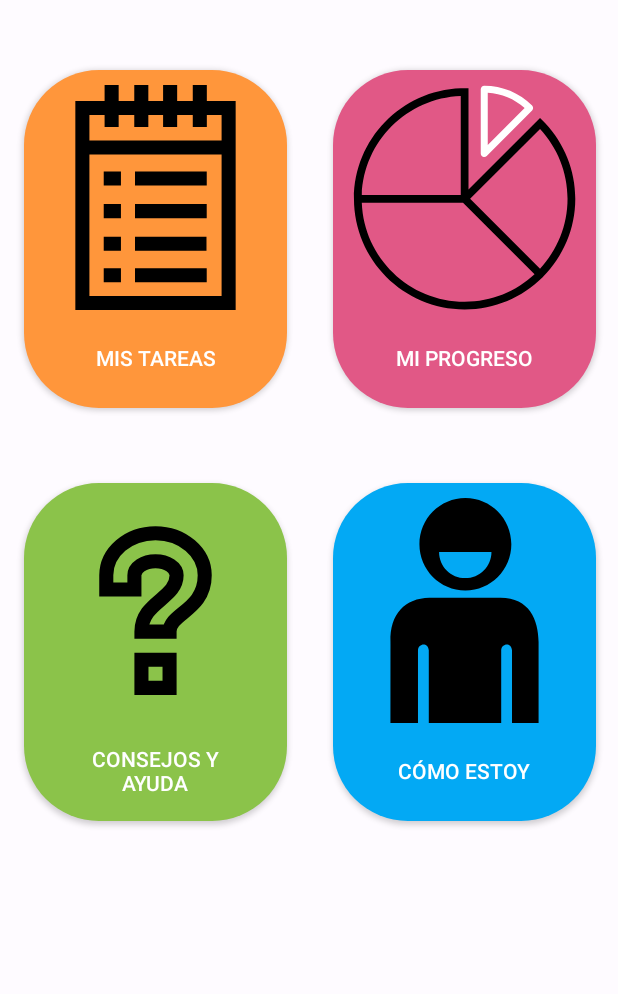
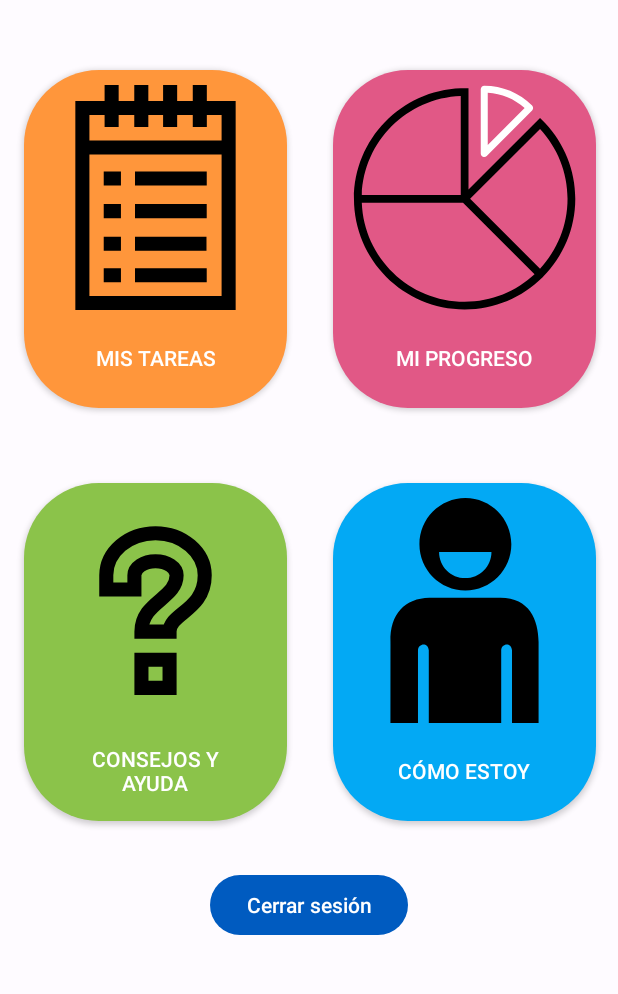
Before and after one commit to claravbr/ediaries_android, an Android app: the MenuPrincipalActivity screen opened directly, with no data from a screen before it, after a tap on "MIS TAREAS", on a phone screen of 412 x 824 dp, the part 74-1068 px from its top. Run offline under Robolectric (Android 15) with nearby library versions, the phone set to English and light mode, and no system bars; 1 statement that could not run was skipped.

Commit message:
Boton cerrar sesión

```diff
--- a/app/src/main/java/com/uclm/louise/ediaries/activity/MenuPrincipalActivity.java
+++ b/app/src/main/java/com/uclm/louise/ediaries/activity/MenuPrincipalActivity.java
@@ -39,7 +39,6 @@ public class MenuPrincipalActivity extends AppCompatActivity {
             public void onClick(View view) {
                 Intent intent = new Intent(MenuPrincipalActivity.this, TareaDiariaActivity.class);
                 startActivity(intent);
-                Log.i("Info log", "Opción mis tareas clickada");
             }
         });
 
@@ -49,7 +48,6 @@ public class MenuPrincipalActivity extends AppCompatActivity {
             public void onClick(View view) {
                 Intent intent = new Intent(MenuPrincipalActivity.this, MiProgresoActivity.class);
                 startActivity(intent);
-                Log.i("Info log", "Opción mi progreso clickada");
             }
         });
 
@@ -59,7 +57,6 @@ public class MenuPrincipalActivity extends AppCompatActivity {
             public void onClick(View view) {
                 Intent intent = new Intent(MenuPrincipalActivity.this, ConsejosActivity.class);
                 startActivity(intent);
-                Log.i("Info log", "Opción consejos y ayuda clickada");
             }
         });
 
@@ -69,7 +66,15 @@ public class MenuPrincipalActivity extends AppCompatActivity {
             public void onClick(View view) {
                 Intent intent = new Intent(MenuPrincipalActivity.this, DiarioEmocionesActivity.class);
                 startActivity(intent);
-                Log.i("Info log", "Opción cómo estoy clickada");
+            }
+        });
+
+        Button buttonCerrarSesion = findViewById(R.id.buttonLogout);
+        buttonCerrarSesion.setOnClickListener(new View.OnClickListener() {
+            @Override
+            public void onClick(View v) {
+                Intent intent = new Intent(MenuPrincipalActivity.this, MainActivity.class);
+                startActivity(intent);
             }
         });
     }
--- a/app/src/main/res/layout/menu_principal.xml
+++ b/app/src/main/res/layout/menu_principal.xml
@@ -96,7 +96,7 @@
         app:layout_constraintStart_toEndOf="@+id/option3Button"
         app:layout_constraintTop_toTopOf="@+id/option3Button" />
 
-    <!-- <Button
+    <Button
         android:id="@+id/buttonLogout"
         android:layout_width="wrap_content"
         android:layout_height="wrap_content"
@@ -104,6 +104,6 @@
         android:text="Cerrar sesión"
         app:layout_constraintEnd_toEndOf="parent"
         app:layout_constraintStart_toStartOf="parent"
-        app:layout_constraintTop_toBottomOf="@+id/option4Button" /> -->
+        app:layout_constraintTop_toBottomOf="@+id/option4Button" />
 
 </androidx.constraintlayout.widget.ConstraintLayout>
```
